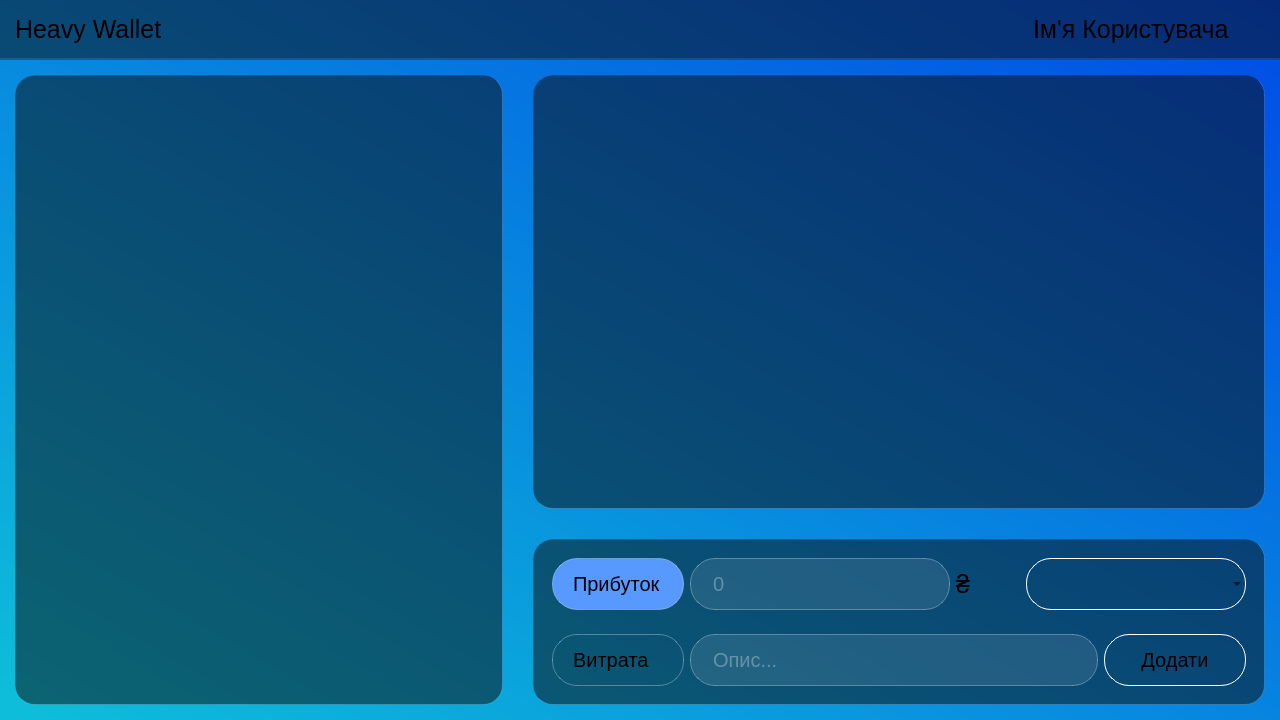
The window that budget_manager_frontend/forms/mainwindow.ui (BogdanKalysh/budget_manager_app) describes before a commit, drawn with Qt 5.
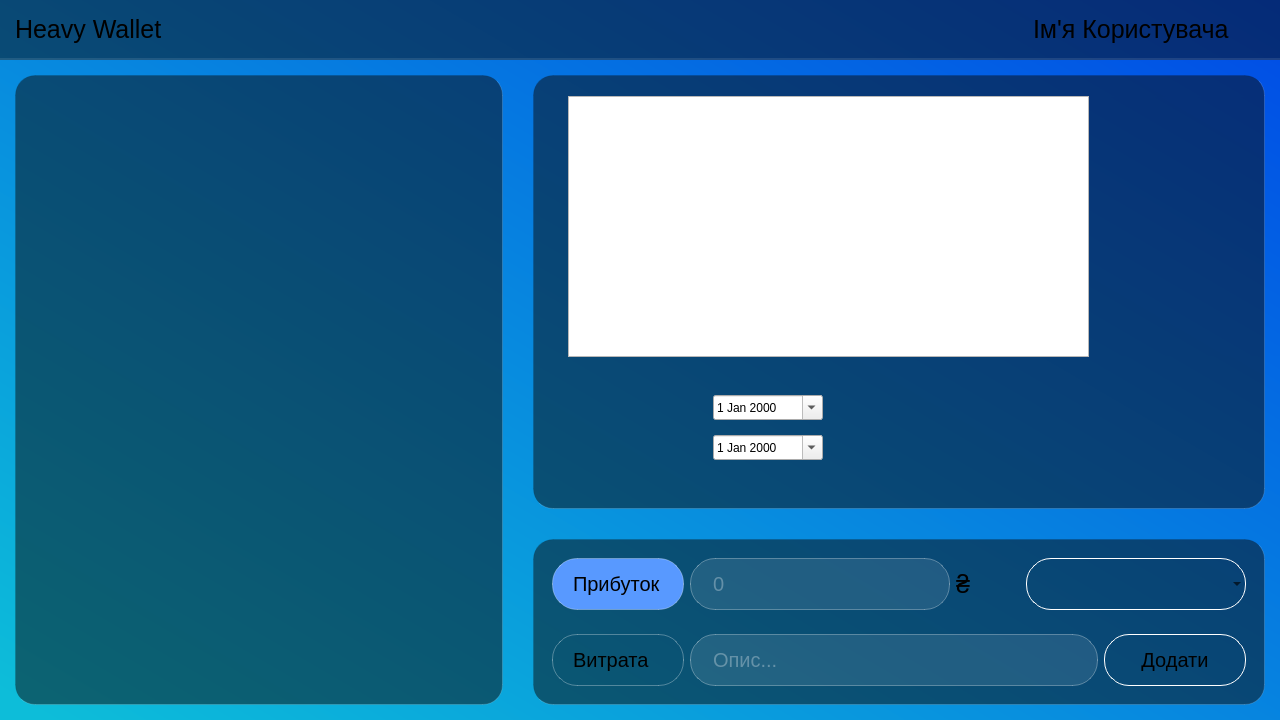
The same window after the commit. Icons and pictures are not drawn. Custom widgets are drawn as their Qt base class.

Commit message: Added List and date filter of the list with dev branch

The edit to the form file:
```diff
--- a/budget_manager_frontend/forms/mainwindow.ui
+++ b/budget_manager_frontend/forms/mainwindow.ui
@@ -279,6 +279,42 @@
          <property name="frameShadow">
           <enum>QFrame::Raised</enum>
          </property>
+         <widget class="QListWidget" name="TransactionsList">
+          <property name="geometry">
+           <rect>
+            <x>35</x>
+            <y>21</y>
+            <width>521</width>
+            <height>261</height>
+           </rect>
+          </property>
+         </widget>
+         <widget class="QDateEdit" name="fromDateEdit">
+          <property name="geometry">
+           <rect>
+            <x>180</x>
+            <y>320</y>
+            <width>110</width>
+            <height>25</height>
+           </rect>
+          </property>
+          <property name="calendarPopup">
+           <bool>true</bool>
+          </property>
+         </widget>
+         <widget class="QDateEdit" name="toDateEdit">
+          <property name="geometry">
+           <rect>
+            <x>180</x>
+            <y>360</y>
+            <width>110</width>
+            <height>25</height>
+           </rect>
+          </property>
+          <property name="calendarPopup">
+           <bool>true</bool>
+          </property>
+         </widget>
         </widget>
        </item>
        <item row="1" column="1">
```
Left out of the diff: 2 changed lines with no effect on the pictures. The commit also changes 10 other files.
